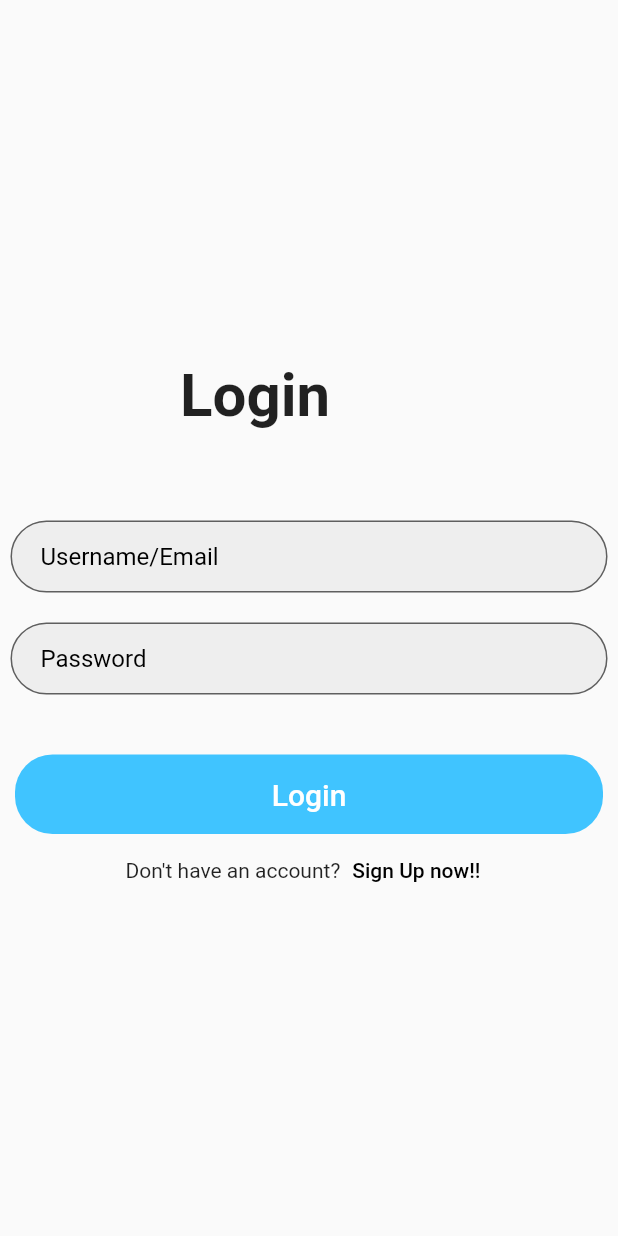
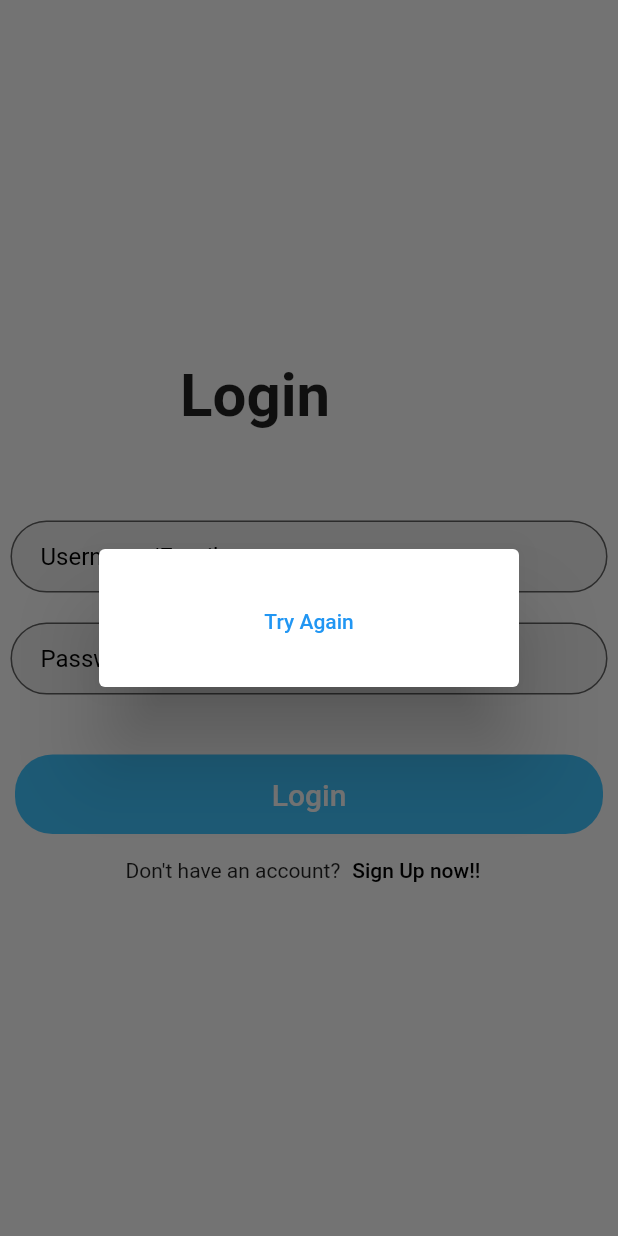
Before and after one commit to Hamsini06/Water_meter, a Flutter app: the LoginScreen screen opened by its route, after a tap on "Login", on a phone screen of 412 x 824 dp. Run offline on Flutter 3.47's test engine with Material 2 defaults, Android fonts, the phone set to English and light mode, and no system bars; our stand-ins replace font_awesome_flutter, sqflite; accounts and stored records are empty.

Commit message:
added proper login functions and input validation

```diff
--- a/lib/register/login.dart
+++ b/lib/register/login.dart
@@ -6,6 +6,7 @@ import 'package:water_meter_app/register/textfields.dart';
 import 'package:water_meter_app/Database_helper.dart';
 
 class LoginScreen extends StatefulWidget {
+
   static const String id = "login_screen";
 
   @override
@@ -13,7 +14,10 @@ class LoginScreen extends StatefulWidget {
 }
 
 class _LoginScreenState extends State<LoginScreen> {
+  bool isValidated = false;
 
+  final GlobalKey<FormState> _formKey = GlobalKey<FormState>();
+  bool logIn = true;
   final dbHelper = DatabaseHelper.instance;
   final userNameController = TextEditingController();
   final passwordController = TextEditingController();
@@ -31,7 +35,9 @@ class _LoginScreenState extends State<LoginScreen> {
                 crossAxisAlignment: CrossAxisAlignment.stretch,
                 children: [
 
-                  Padding(
+                  Form(
+                    key: _formKey,
+                    child: Padding(
                       padding: const EdgeInsets.symmetric(horizontal: 120.0,vertical: 20.0),
                       child: Text("Login",
                         style: TextStyle(
@@ -39,24 +45,62 @@ class _LoginScreenState extends State<LoginScreen> {
                             fontWeight: FontWeight.bold
                         ),),
                     ),
+                  ),
                   SizedBox(
                     height: 30.0,
                   ),
-                  FieldText("Username/Email", secure: false,control: userNameController),
-                  FieldText("Password",secure: true,control: passwordController),
+                  FieldText("Username/Email", secure: false,control: userNameController,validator: (value){
+                    if(value!.isNotEmpty && value.contains(RegExp(r'[0-9]'))){
+                      return "This field takes in only characters";
+                    }
+                    else if(value.isEmpty)
+                      return"this field is required";
+                  }, ),
+                  FieldText("Password", secure: true, control: passwordController, validator: (value){
+                    if(value!.isEmpty){
+                      return"this field is required";
+                    }
+                    else if(value.length < 6){
+                      return "this field requires atleast 6 characters";
+                    }
+                  },
+                  ),
                   ButtonText(
                     colour: Colors.lightBlueAccent,
                     text: "Login",
-                    onPressed: () async{
-
-
-                      final id = await loginUser();
-                      if(id != null){
+                    onPressed: () async {
+                      if (_formKey.currentState!.validate()) {
+                        isValidated = true;
+                      }
+                      if (isValidated == true) {
+                        isValidated = false;
+                        bool value = await dbHelper.checkExistingLogin(
+                            userNameController.text, passwordController.text);
+                        if (value == true) {
                           Navigator.pushNamed(context, Example.id);
                         }
-
-
-                    },
+                        else {
+                          final id = await loginUser();
+                          if (id != null) {
+                            Navigator.pushNamed(context, Example.id);
+                          }
+                          else {
+                            logIn = false;
+                            showDialog(context: context, builder: (context) {
+                              return AlertDialog(
+                                title: TextButton(
+                                    child: Text("Try Again"),
+                                    onPressed: () {
+                                      Navigator.pop(context);
+                                    }
+                                ),
+                              );
+                            }
+                            );
+                          }
+                        }
+                      }
+                    }
 
                   ),
                   Row(
@@ -73,7 +117,7 @@ class _LoginScreenState extends State<LoginScreen> {
                           ),),
                       )
                     ],
-                  )
+                  ),
                 ],
               ),
             ),
@@ -96,5 +140,10 @@ class _LoginScreenState extends State<LoginScreen> {
 
   }
 
+  void _query() async {
+    final allRows = await dbHelper.queryAllRows(DatabaseHelper.table_login);
+    print(allRows);
+  }
+
 
 }
```
Lines whose indentation alone changed are shown as unchanged.
